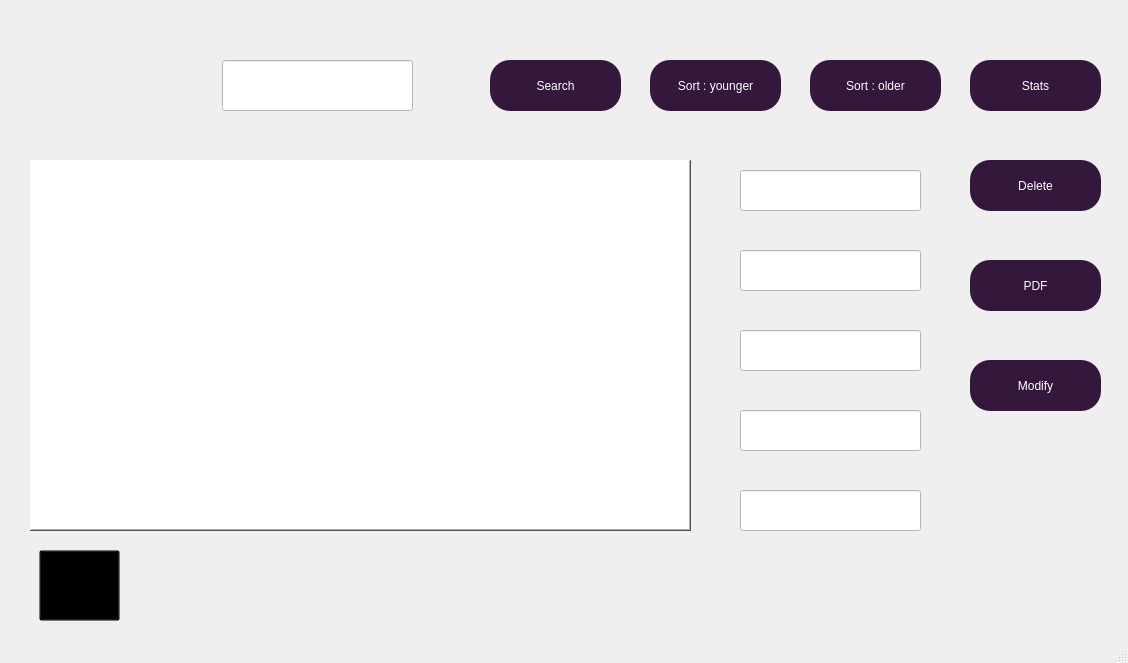
This is mainwindow.ui in ahmedselmi1/BonApp as Qt 5 draws it before an edit. The edited form follows.
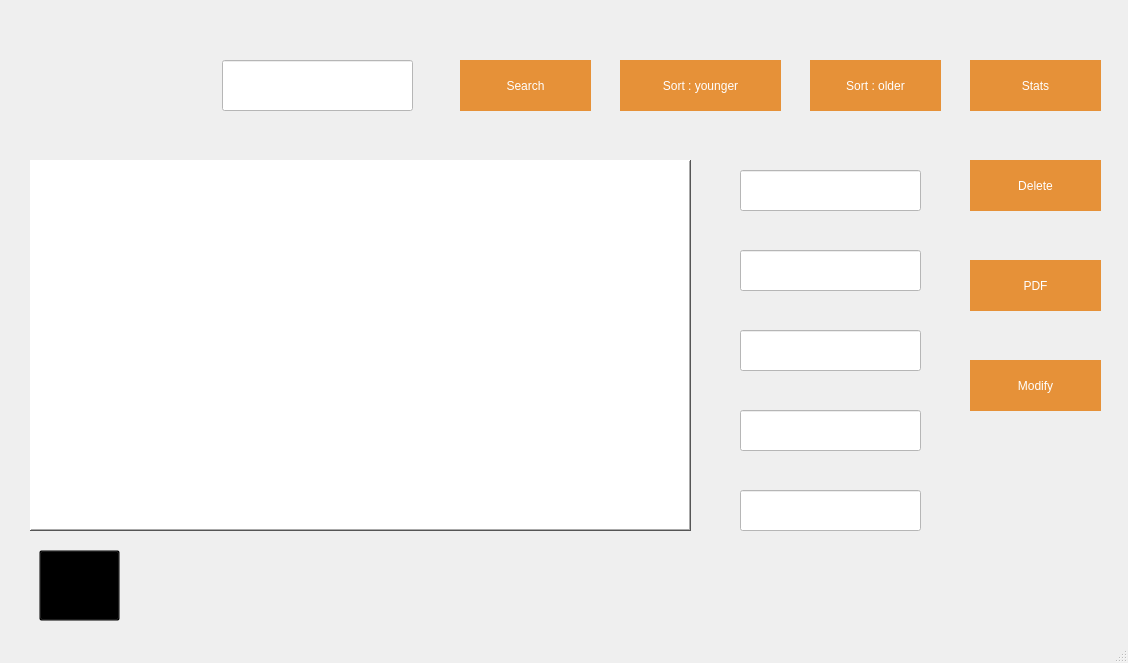
This is the edited form. The open tabs and pages were chosen to show the change. Icons and pictures are not drawn. Custom widgets are drawn as their Qt base class.

What changed in the file:
```diff
--- a/mainwindow.ui
+++ b/mainwindow.ui
@@ -2393,9 +2393,9 @@
      <widget class="QToolButton" name="ageASC">
       <property name="geometry">
        <rect>
-        <x>650</x>
+        <x>620</x>
         <y>60</y>
-        <width>131</width>
+        <width>161</width>
         <height>51</height>
        </rect>
       </property>
@@ -2403,20 +2403,24 @@
        <cursorShape>PointingHandCursor</cursorShape>
       </property>
       <property name="styleSheet">
-       <string notr="true">#ageASC
-{
-background-color: rgb(51, 24, 60);
+       <string notr="true">
+
+
+
+
+#ageASC {
 color: rgb(255, 255, 255);
-font: 10pt &quot;Segoe Print&quot;;
-border-radius: 20px;
+	background-color: rgb(230, 145, 56);
+border-radius: 30px;
+font: 15pt &quot;MV Boli&quot;;
 }
-#ageASC:hover
-{
-background-color: rgb(74, 35, 88);
+
+
+#ageASC:hover {
+	background-color: rgb(255, 85, 0);
 }
-#ageASC:pressed
-{
-background-color: rgb(98, 47, 117);
+#ageASC:pressed {
+	background-color: rgb(255, 170, 0);
 }</string>
       </property>
       <property name="text">
@@ -2451,20 +2455,24 @@
        <cursorShape>PointingHandCursor</cursorShape>
       </property>
       <property name="styleSheet">
-       <string notr="true">#ageDESC
-{
-background-color: rgb(51, 24, 60);
+       <string notr="true">
+
+
+
+
+#ageDESC {
 color: rgb(255, 255, 255);
-font: 10pt &quot;Segoe Print&quot;;
-border-radius: 20px;
+	background-color: rgb(230, 145, 56);
+border-radius: 30px;
+font: 15pt &quot;MV Boli&quot;;
 }
-#ageDESC:hover
-{
-background-color: rgb(74, 35, 88);
+
+
+#ageDESC:hover {
+	background-color: rgb(255, 85, 0);
 }
-#ageDESC:pressed
-{
-background-color: rgb(98, 47, 117);
+#ageDESC:pressed {
+	background-color: rgb(255, 170, 0);
 }</string>
       </property>
       <property name="text">
@@ -2499,20 +2507,27 @@
        <cursorShape>PointingHandCursor</cursorShape>
       </property>
       <property name="styleSheet">
-       <string notr="true">#deleteEmployee
-{
-background-color: rgb(51, 24, 60);
+       <string notr="true">
+
+
+
+
+
+
+
+#deleteEmployee {
 color: rgb(255, 255, 255);
-font: 10pt &quot;Segoe Print&quot;;
-border-radius: 20px;
+	background-color: rgb(230, 145, 56);
+border-radius: 30px;
+font: 15pt &quot;MV Boli&quot;;
 }
-#deleteEmployee:hover
-{
-background-color: rgb(74, 35, 88);
+
+
+#deleteEmployee:hover {
+	background-color: rgb(255, 85, 0);
 }
-#deleteEmployee:pressed
-{
-background-color: rgb(98, 47, 117);
+#deleteEmployee:pressed {
+	background-color: rgb(255, 170, 0);
 }</string>
       </property>
       <property name="text">
@@ -2678,20 +2693,24 @@
        <cursorShape>PointingHandCursor</cursorShape>
       </property>
       <property name="styleSheet">
-       <string notr="true">#modifyEmployeeDB
-{
-background-color: rgb(51, 24, 60);
+       <string notr="true">
+
+
+
+
+#modifyEmployeeDB {
 color: rgb(255, 255, 255);
-font: 10pt &quot;Segoe Print&quot;;
-border-radius: 20px;
+	background-color: rgb(230, 145, 56);
+border-radius: 30px;
+font: 15pt &quot;MV Boli&quot;;
 }
-#modifyEmployeeDB:hover
-{
-background-color: rgb(74, 35, 88);
+
+
+#modifyEmployeeDB:hover {
+	background-color: rgb(255, 85, 0);
 }
-#modifyEmployeeDB:pressed
-{
-background-color: rgb(98, 47, 117);
+#modifyEmployeeDB:pressed {
+	background-color: rgb(255, 170, 0);
 }</string>
       </property>
       <property name="text">
@@ -2710,7 +2729,7 @@
      <widget class="QToolButton" name="searchEmployee">
       <property name="geometry">
        <rect>
-        <x>490</x>
+        <x>460</x>
         <y>60</y>
         <width>131</width>
         <height>51</height>
@@ -2720,20 +2739,22 @@
        <cursorShape>PointingHandCursor</cursorShape>
       </property>
       <property name="styleSheet">
-       <string notr="true">#searchEmployee
-{
-background-color: rgb(51, 24, 60);
+       <string notr="true">
+
+
+#searchEmployee {
 color: rgb(255, 255, 255);
-font: 10pt &quot;Segoe Print&quot;;
-border-radius: 20px;
+	background-color: rgb(230, 145, 56);
+border-radius: 30px;
+font: 20pt &quot;MV Boli&quot;;
 }
-#searchEmployee:hover
-{
-background-color: rgb(74, 35, 88);
+
+
+#searchEmployee:hover {
+	background-color: rgb(255, 85, 0);
 }
-#searchEmployee:pressed
-{
-background-color: rgb(98, 47, 117);
+#searchEmployee:pressed {
+	background-color: rgb(255, 170, 0);
 }</string>
       </property>
       <property name="text">
@@ -2802,20 +2823,25 @@
        <cursorShape>PointingHandCursor</cursorShape>
       </property>
       <property name="styleSheet">
-       <string notr="true">#toolButton_pdf
-{
-background-color: rgb(51, 24, 60);
+       <string notr="true">
+
+
+
+
+
+#toolButton_pdf {
 color: rgb(255, 255, 255);
-font: 10pt &quot;Segoe Print&quot;;
-border-radius: 20px;
+	background-color: rgb(230, 145, 56);
+border-radius: 30px;
+font: 15pt &quot;MV Boli&quot;;
 }
-#toolButton_pdf:hover
-{
-background-color: rgb(74, 35, 88);
+
+
+#toolButton_pdf:hover {
+	background-color: rgb(255, 85, 0);
 }
-#toolButton_pdf:pressed
-{
-background-color: rgb(98, 47, 117);
+#toolButton_pdf:pressed {
+	background-color: rgb(255, 170, 0);
 }</string>
       </property>
       <property name="text">
@@ -2864,20 +2890,28 @@
        <cursorShape>PointingHandCursor</cursorShape>
       </property>
       <property name="styleSheet">
-       <string notr="true">#getEmployeePdf
-{
-background-color: rgb(51, 24, 60);
+       <string notr="true">
+
+
+
+
+
+
+
+
+#getEmployeePdf {
 color: rgb(255, 255, 255);
-font: 10pt &quot;Segoe Print&quot;;
-border-radius: 20px;
+	background-color: rgb(230, 145, 56);
+border-radius: 30px;
+font: 15pt &quot;MV Boli&quot;;
 }
-#getEmployeePdf:hover
-{
-background-color: rgb(74, 35, 88);
+
+
+#getEmployeePdf:hover {
+	background-color: rgb(255, 85, 0);
 }
-#getEmployeePdf:pressed
-{
-background-color: rgb(98, 47, 117);
+#getEmployeePdf:pressed {
+	background-color: rgb(255, 170, 0);
 }</string>
       </property>
       <property name="text">
```
Left out of the diff: 1005 changed lines with no effect on the pictures.
